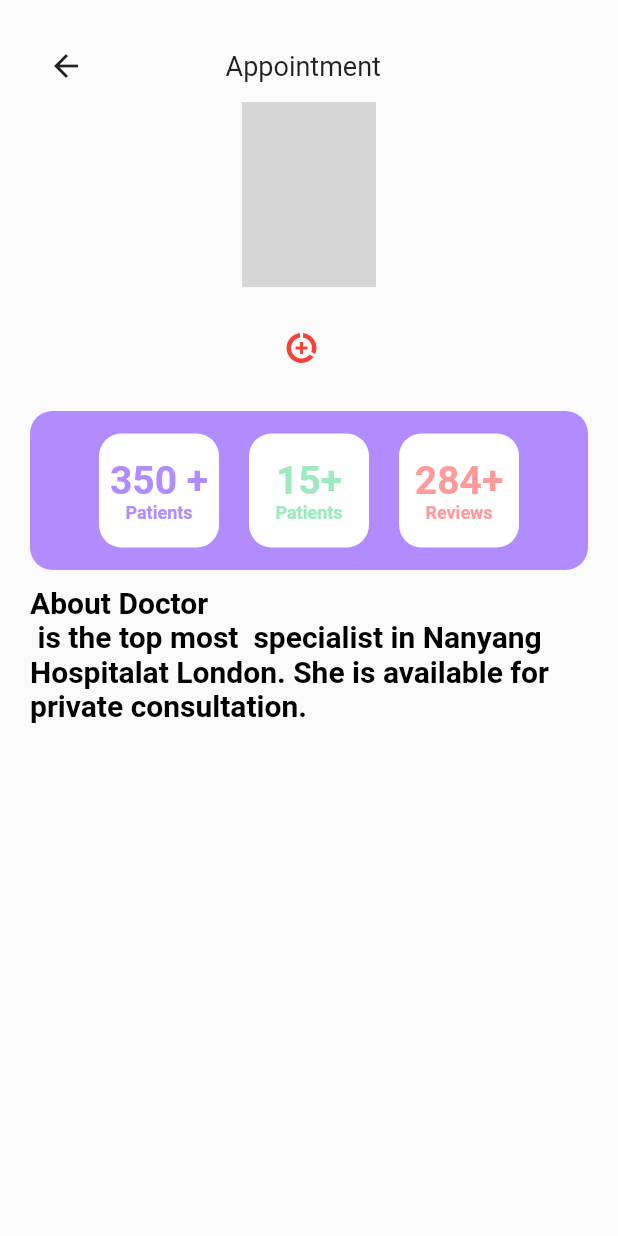
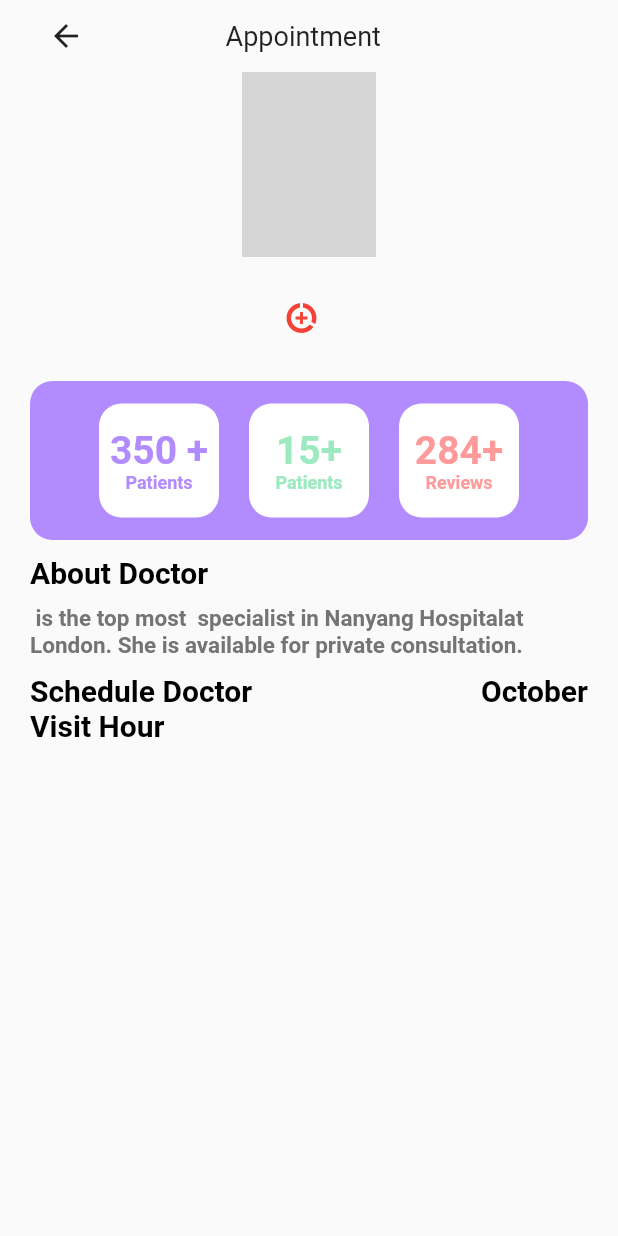
Before and after one commit to Suhaibusman/Smit-Devathon, a Flutter app: the DoctorDetails screen opened directly with empty values, on a phone screen of 412 x 824 dp. Run offline on Flutter 3.47's test engine with Material 2 defaults, Android fonts, the phone set to English and light mode, and no system bars; our stand-ins replace cloud_firestore, firebase_auth, firebase_core, image_picker; accounts and stored records are empty; network calls fail; grey boxes are pictures that could not be loaded.

Commit message:
smit hackathon

```diff
--- a/lib/screens/doctor_details.dart
+++ b/lib/screens/doctor_details.dart
@@ -19,7 +19,7 @@ class _DoctorDetailsState extends State<DoctorDetails> {
     return SafeArea(
       child: Scaffold(
         body: Padding(
-          padding: const EdgeInsets.all(20),
+          padding: const EdgeInsets.only(left:20, right: 20),
           child: Column(
             // crossAxisAlignment: CrossAxisAlignment.start,
             children: [
@@ -140,7 +140,23 @@ class _DoctorDetailsState extends State<DoctorDetails> {
                    TextWidget(textMessage: "About Doctor" ,textColor: MyColors.blackColor, textSize: 20),
                  ],
                ),
-                 TextWidget(textMessage: "${widget.username} is the top most ${widget.speciality} specialist in Nanyang Hospitalat London. She is available for private consultation." ,textColor: MyColors.blackColor, textSize: 20),
+                const SizedBox(height: 10,),
+                 TextWidget(textMessage: "${widget.username} is the top most ${widget.speciality} specialist in Nanyang Hospitalat London. She is available for private consultation." ,textColor: MyColors.greyColor, textSize: 15),
+                 const SizedBox(height: 10,),
+                 const Row(
+                mainAxisAlignment: MainAxisAlignment.spaceBetween,
+                 children: [
+                   TextWidget(textMessage: "Schedule Doctor" ,textColor: MyColors.blackColor, textSize: 20),
+                   TextWidget(textMessage: "October" ,textColor: MyColors.blackColor, textSize: 20),
+
+                 ],
+               ),
+                  const Row(
+                    mainAxisAlignment: MainAxisAlignment.start,
+                    children: [
+                      TextWidget(textMessage: "Visit Hour" ,textColor: MyColors.blackColor, textSize: 20),
+                    ],
+                  ),
             ],
           ),
         ),
```
Also changed, not shown: lib/function/custom_function.dart (+105 -0 lines), lib/screens/cardiology_screen.dart (added, +41 -0 lines), lib/screens/home_screen.dart (+7 -1 lines), lib/screens/medicine.dart (added).
